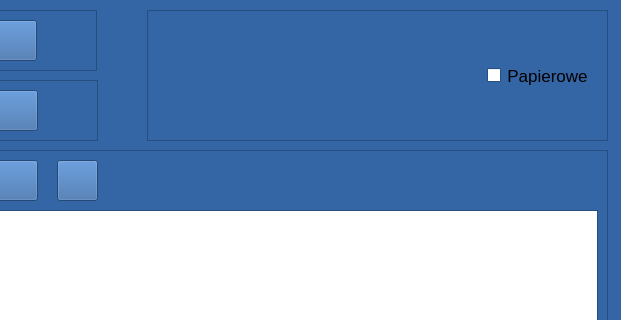
militia11/shoes, file noweZamowienieDialog.ui: the form before one commit; both pictures show x 363 to 984 and y 0 to 320 of the 984 by 999 pixel window.
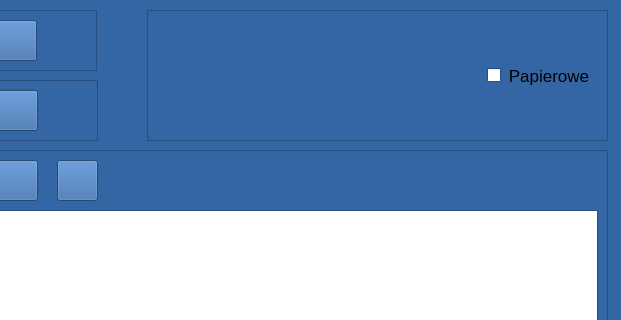
The form after the commit. Icons and pictures are not drawn.

```diff
--- a/noweZamowienieDialog.ui
+++ b/noweZamowienieDialog.ui
@@ -1060,7 +1060,7 @@
      <rect>
       <x>340</x>
       <y>0</y>
-      <width>101</width>
+      <width>104</width>
       <height>131</height>
      </rect>
     </property>
```
Left out of the diff: 8 changed lines with no effect on the pictures.
